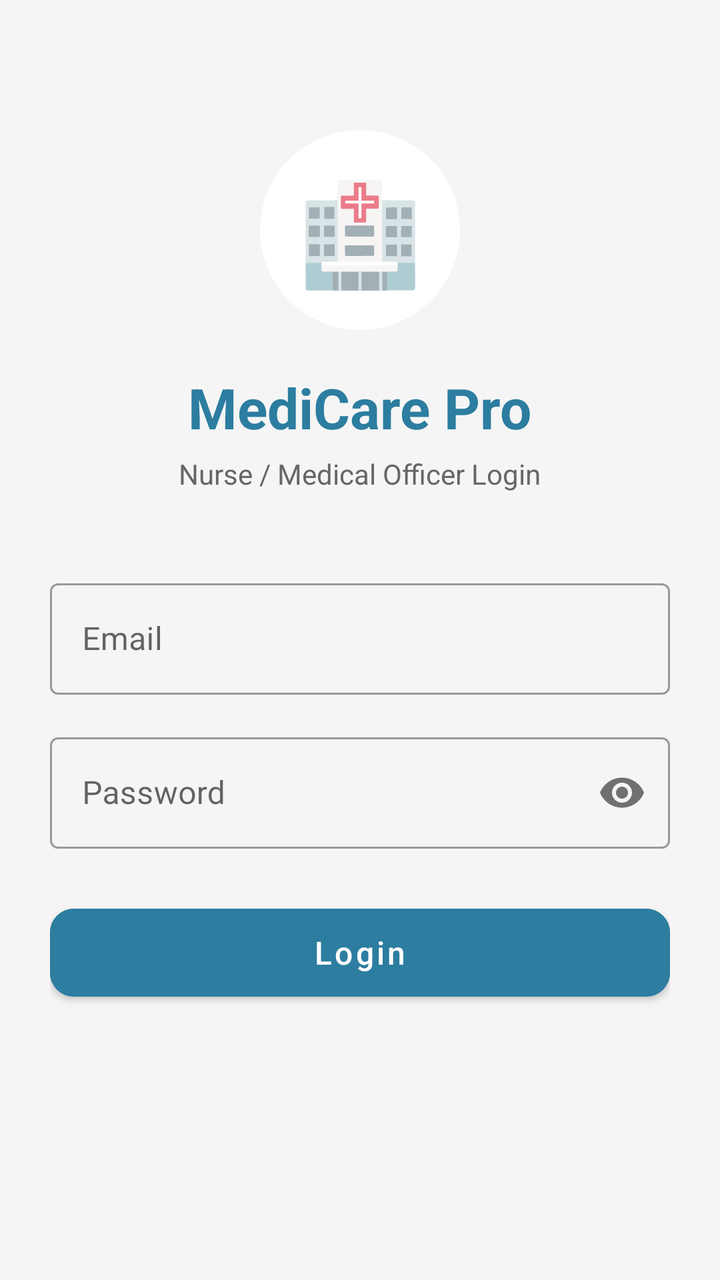
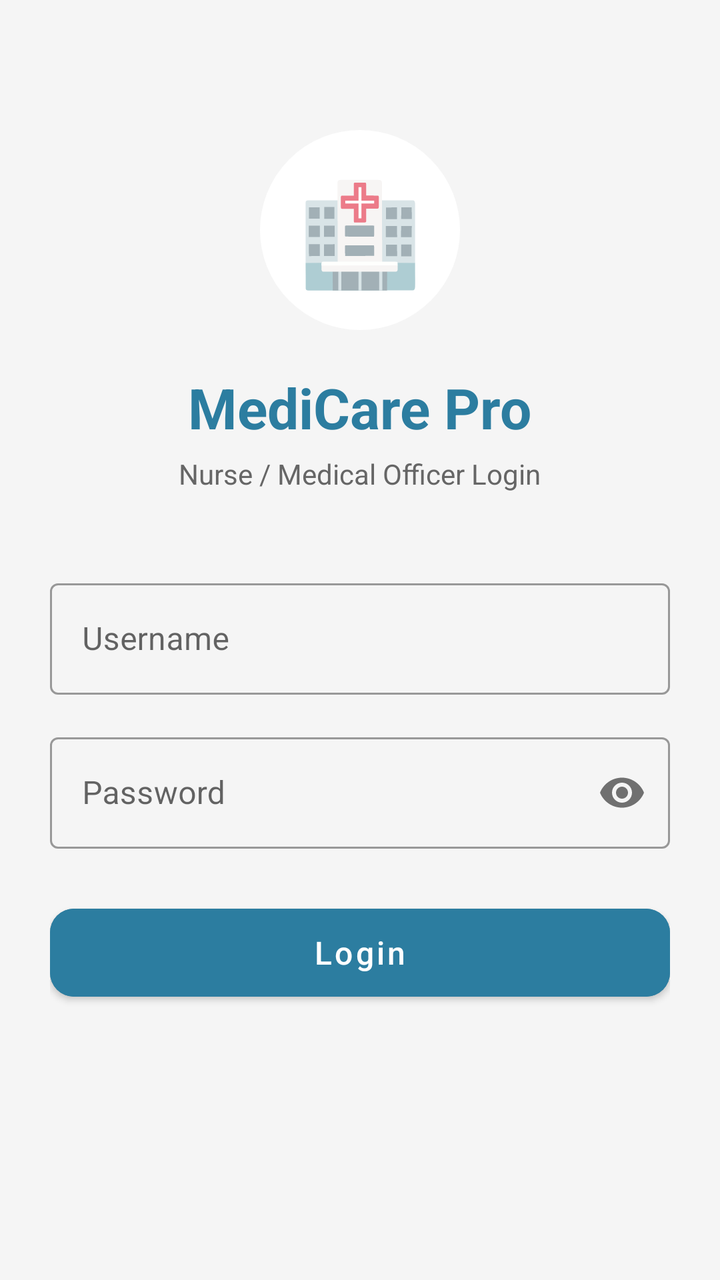

The first picture is an Android layout as it rendered before a commit; the second is the same layout after the commit. The layout source and the unified diff follow.
<!-- AndroidManifest.xml: application theme Theme.MediCarePro -->
<!-- res/layout/activity_login.xml -->
<?xml version="1.0" encoding="utf-8"?>
<ScrollView xmlns:android="http://schemas.android.com/apk/res/android"
    xmlns:app="http://schemas.android.com/apk/res-auto"
    android:layout_width="match_parent"
    android:layout_height="match_parent"
    android:background="#F5F5F5">

    <LinearLayout
        android:layout_width="match_parent"
        android:layout_height="wrap_content"
        android:orientation="vertical"
        android:padding="25dp">

        <LinearLayout
            android:layout_width="match_parent"
            android:layout_height="wrap_content"
            android:orientation="vertical"
            android:gravity="center"
            android:layout_marginTop="40dp"
            android:layout_marginBottom="40dp">

            <TextView
                android:layout_width="100dp"
                android:layout_height="100dp"
                android:background="@drawable/circle_background"
                android:text="🏥"
                android:textSize="50sp"
                android:gravity="center"
                android:layout_marginBottom="20dp"/>

            <TextView
                android:layout_width="wrap_content"
                android:layout_height="wrap_content"
                android:text="MediCare Pro"
                android:textSize="28sp"
                android:textColor="#2c7da0"
                android:textStyle="bold"/>

            <TextView
                android:layout_width="wrap_content"
                android:layout_height="wrap_content"
                android:text="Nurse / Medical Officer Login"
                android:textSize="14sp"
                android:textColor="#666666"
                android:layout_marginTop="5dp"/>

        </LinearLayout>

        <com.google.android.material.textfield.TextInputLayout
            android:layout_width="match_parent"
            android:layout_height="wrap_content"
            android:layout_marginBottom="16dp"
            style="@style/Widget.MaterialComponents.TextInputLayout.OutlinedBox">

            <com.google.android.material.textfield.TextInputEditText
                android:id="@+id/etEmail"
                android:layout_width="match_parent"
                android:layout_height="wrap_content"
                android:hint="Email"
                android:inputType="textEmailAddress"/>

        </com.google.android.material.textfield.TextInputLayout>

        <com.google.android.material.textfield.TextInputLayout
            android:layout_width="match_parent"
            android:layout_height="wrap_content"
            android:layout_marginBottom="24dp"
            app:passwordToggleEnabled="true"
            style="@style/Widget.MaterialComponents.TextInputLayout.OutlinedBox">

            <com.google.android.material.textfield.TextInputEditText
                android:id="@+id/etPassword"
                android:layout_width="match_parent"
                android:layout_height="wrap_content"
                android:hint="Password"
                android:inputType="textPassword"/>

        </com.google.android.material.textfield.TextInputLayout>

        <com.google.android.material.button.MaterialButton
            android:id="@+id/btnLogin"
            android:layout_width="match_parent"
            android:layout_height="56dp"
            android:text="Login"
            android:textSize="16sp"
            android:textAllCaps="false"
            app:cornerRadius="12dp"
            android:backgroundTint="#2c7da0"/>

        <ProgressBar
            android:id="@+id/progressBar"
            android:layout_width="wrap_content"
            android:layout_height="wrap_content"
            android:layout_gravity="center"
            android:layout_marginTop="20dp"
            android:visibility="gone"/>

    </LinearLayout>

</ScrollView>
<!-- resources referenced by this layout -->
<resources>
  <!-- drawable circle_background (drawable) -->
  <?xml version="1.0" encoding="utf-8"?>
  <shape xmlns:android="http://schemas.android.com/apk/res/android"
      android:shape="oval">
      <solid android:color="#FFFFFF" />
      <stroke android:width="2dp" android:color="#FFFFFF" />
  </shape>
  <style name="Theme.MediCarePro" parent="Theme.MaterialComponents.DayNight.NoActionBar">
          <item name="colorPrimary">#2c7da0</item>
          <item name="colorPrimaryVariant">#1f5e7a</item>
          <item name="colorOnPrimary">#FFFFFF</item>
          <item name="colorSecondary">#61a5c2</item>
          <item name="colorSecondaryVariant">#3d7a97</item>
          <item name="colorOnSecondary">#FFFFFF</item>
          <item name="android:statusBarColor">#1f5e7a</item>
      </style>
</resources>

<!-- the commit's change to res/layout/activity_login.xml (unified diff, before → after) -->
@@ -53,11 +53,11 @@
             style="@style/Widget.MaterialComponents.TextInputLayout.OutlinedBox">
 
             <com.google.android.material.textfield.TextInputEditText
-                android:id="@+id/etEmail"
+                android:id="@+id/etUsername"
                 android:layout_width="match_parent"
                 android:layout_height="wrap_content"
-                android:hint="Email"
-                android:inputType="textEmailAddress"/>
+                android:hint="Username"
+                android:inputType="text"/>
 
         </com.google.android.material.textfield.TextInputLayout>
 
